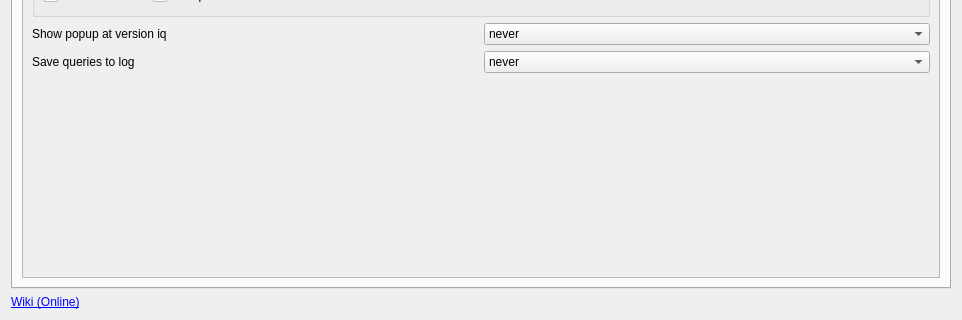
Old version of the form generic/clientswitcherplugin/options.ui in the repository psi-im/plugins; both pictures show x 0 to 962 and y 434 to 754 of the 962 by 754 pixel window.
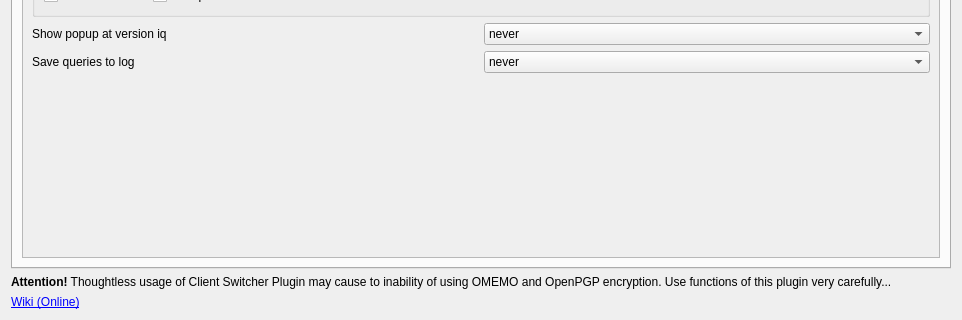
New version of the form.

Commit message: [clientswitcherplugin] Add warning into settings dialog

```diff
--- a/generic/clientswitcherplugin/options.ui
+++ b/generic/clientswitcherplugin/options.ui
@@ -82,7 +82,7 @@
             <x>0</x>
             <y>0</y>
             <width>930</width>
-            <height>624</height>
+            <height>573</height>
            </rect>
           </property>
           <layout class="QVBoxLayout" name="verticalLayout_2">
@@ -421,6 +421,16 @@
      </widget>
     </widget>
    </item>
+   <item>
+    <widget class="QLabel" name="warningLabel">
+     <property name="text">
+      <string>&lt;b&gt;Attention!&lt;/b&gt; Thoughtless usage of Client Switcher Plugin may cause to inability of using OMEMO and OpenPGP encryption. Use functions of this plugin very carefully...</string>
+     </property>
+     <property name="wordWrap">
+      <bool>true</bool>
+     </property>
+    </widget>
+   </item>
    <item>
     <widget class="QLabel" name="lb_link">
      <property name="text">
```
